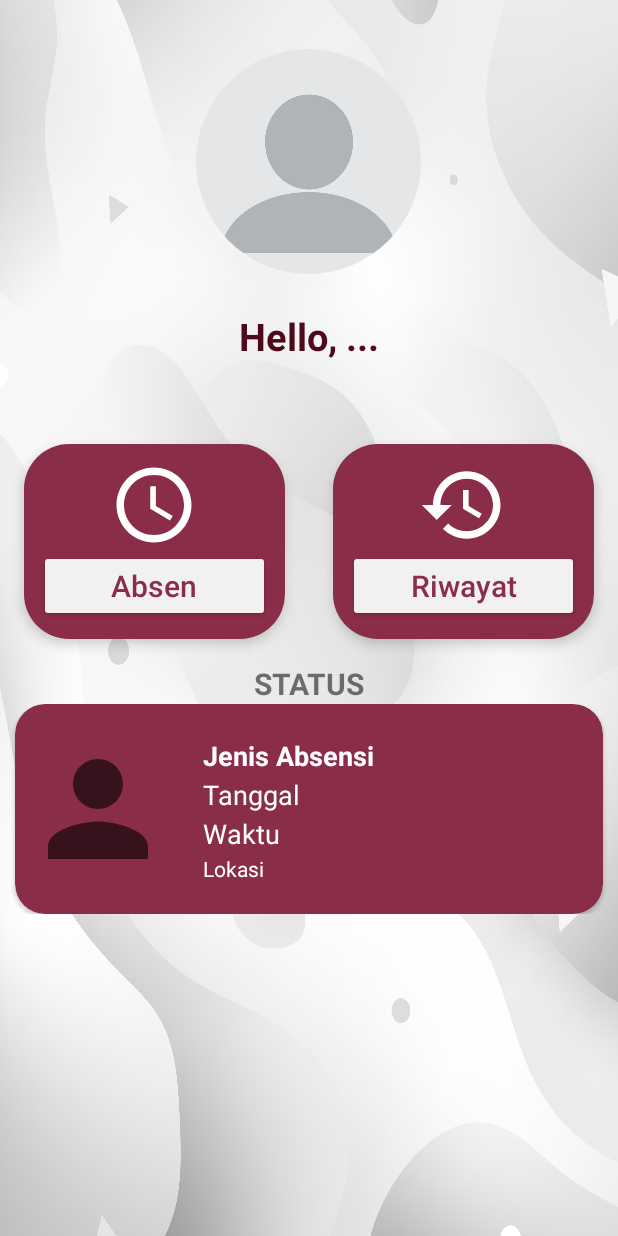
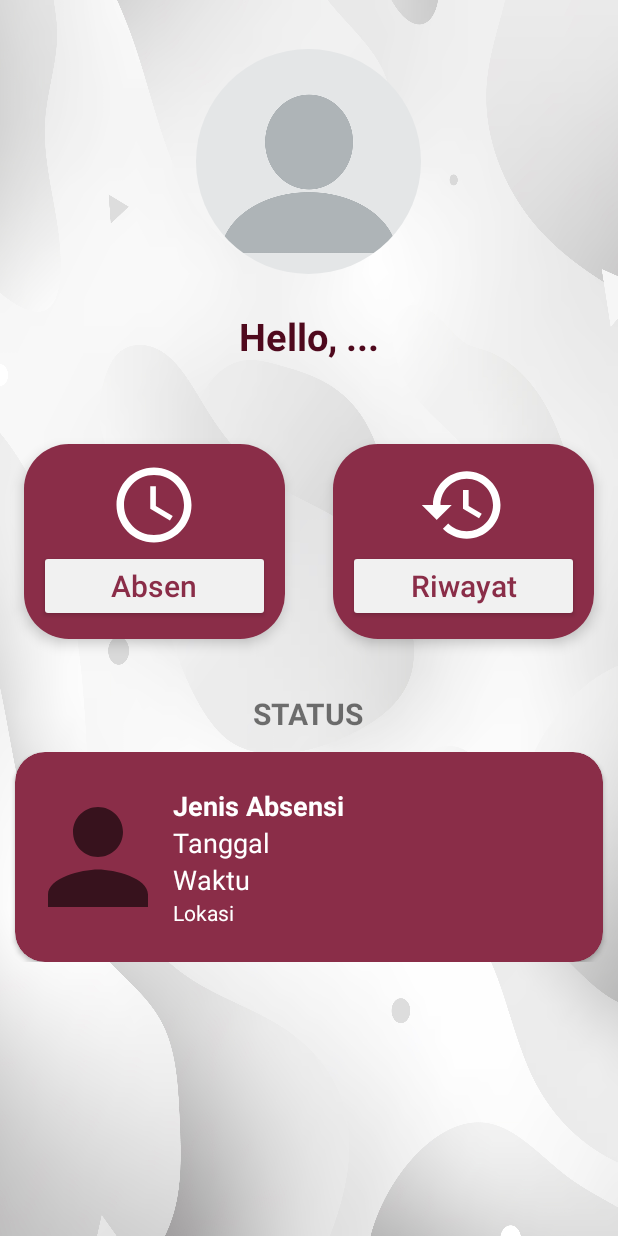
Before and after one commit to YabesMaychel-2007113801/Aplikasi_Absensi_VCA, an Android app: the layout activity_main.xml on its own in the app's theme, with its tools: preview values and no code run, on a phone screen of 412 x 824 dp. Run offline under Robolectric (Android 15) with nearby library versions, the phone set to English and light mode, and no system bars; network calls fail.

Commit message:
fix: onFailure

```diff
--- a/app/src/main/java/com/tugas/platform/aplikasiabsensi/CameraActivity.kt
+++ b/app/src/main/java/com/tugas/platform/aplikasiabsensi/CameraActivity.kt
@@ -11,6 +11,7 @@ import android.os.Build
 import androidx.appcompat.app.AppCompatActivity
 import android.os.Bundle
 import android.provider.MediaStore
+import android.widget.Toast
 import androidx.activity.OnBackPressedCallback
 import androidx.activity.result.contract.ActivityResultContracts
 import androidx.core.app.ActivityCompat
@@ -161,7 +162,8 @@ class CameraActivity : AppCompatActivity() {
                     }
 
                     override fun onFailure(call: Call<AbsenResponse>, t: Throwable) {
-                        TODO("Not yet implemented")
+                        Toast.makeText(this@CameraActivity, "Tidak dapat terhubung ke server!", Toast.LENGTH_LONG).show()
+                        finish()
                     }
 
                 })
--- a/app/src/main/java/com/tugas/platform/aplikasiabsensi/LoginActivity.kt
+++ b/app/src/main/java/com/tugas/platform/aplikasiabsensi/LoginActivity.kt
@@ -72,7 +72,7 @@ class LoginActivity : AppCompatActivity() {
                     }
 
                     override fun onFailure(p0: Call<LoginResponse>, p1: Throwable) {
-                        Toast.makeText(this@LoginActivity, p1.toString(), Toast.LENGTH_LONG).show()
+                        Toast.makeText(this@LoginActivity, "Tidak dapat terhubung ke server!", Toast.LENGTH_LONG).show()
                     }
 
                 })
--- a/app/src/main/java/com/tugas/platform/aplikasiabsensi/MainActivity.kt
+++ b/app/src/main/java/com/tugas/platform/aplikasiabsensi/MainActivity.kt
@@ -68,7 +68,8 @@ class MainActivity : AppCompatActivity() {
                 }
 
                 override fun onFailure(call: Call<String>, t: Throwable) {
-                    TODO("Not yet implemented")
+                    Toast.makeText(this@MainActivity, "Tidak dapat terhubung ke server!", Toast.LENGTH_LONG).show()
+                    finish()
                 }
 
             })
--- a/app/src/main/java/com/tugas/platform/aplikasiabsensi/PasswordActivity.kt
+++ b/app/src/main/java/com/tugas/platform/aplikasiabsensi/PasswordActivity.kt
@@ -3,6 +3,7 @@ package com.tugas.platform.aplikasiabsensi
 import android.content.Intent
 import androidx.appcompat.app.AppCompatActivity
 import android.os.Bundle
+import android.widget.Toast
 import androidx.appcompat.app.AlertDialog
 import com.tugas.platform.aplikasiabsensi.api.ApiClient
 import com.tugas.platform.aplikasiabsensi.databinding.ActivityEditpasswordBinding
@@ -64,7 +65,8 @@ class PasswordActivity : AppCompatActivity() {
                     }
 
                     override fun onFailure(call: Call<MessageResponse>, t: Throwable) {
-                        TODO("Not yet implemented")
+                        Toast.makeText(this@PasswordActivity, "Tidak dapat terhubung ke server!", Toast.LENGTH_LONG).show()
+                        finish()
                     }
 
                 })
--- a/app/src/main/java/com/tugas/platform/aplikasiabsensi/ProfilActivity.kt
+++ b/app/src/main/java/com/tugas/platform/aplikasiabsensi/ProfilActivity.kt
@@ -57,7 +57,7 @@ class ProfilActivity : AppCompatActivity() {
                 }
 
                 override fun onFailure(call: Call<String>, t: Throwable) {
-                    TODO("Not yet implemented")
+                    Toast.makeText(this@ProfilActivity, "Tidak dapat terhubung ke server!", Toast.LENGTH_LONG).show()
                 }
 
             })
--- a/app/src/main/java/com/tugas/platform/aplikasiabsensi/RiwayatAbsensiActivity.kt
+++ b/app/src/main/java/com/tugas/platform/aplikasiabsensi/RiwayatAbsensiActivity.kt
@@ -3,6 +3,7 @@ package com.tugas.platform.aplikasiabsensi
 import android.content.Intent
 import androidx.appcompat.app.AppCompatActivity
 import android.os.Bundle
+import android.widget.Toast
 import androidx.activity.OnBackPressedCallback
 import com.tugas.platform.aplikasiabsensi.adapters.AbsensAdapter
 import com.tugas.platform.aplikasiabsensi.api.ApiClient
@@ -32,7 +33,8 @@ class RiwayatAbsensiActivity : AppCompatActivity() {
                 }
 
                 override fun onFailure(call: Call<List<Absen>>, t: Throwable) {
-                    TODO("Not yet implemented")
+                    Toast.makeText(this@RiwayatAbsensiActivity, "Tidak dapat terhubung ke server!", Toast.LENGTH_LONG).show()
+                    finish()
                 }
             })
 
--- a/app/src/main/java/com/tugas/platform/aplikasiabsensi/SplashActivity.kt
+++ b/app/src/main/java/com/tugas/platform/aplikasiabsensi/SplashActivity.kt
@@ -26,6 +26,6 @@ class SplashActivity : AppCompatActivity() {
         Handler(Looper.getMainLooper()).postDelayed({
             startActivity(intent)
             finish()
-        }, 3000)
+        }, 2000)
     }
 }
--- a/app/src/main/res/layout/activity_main.xml
+++ b/app/src/main/res/layout/activity_main.xml
@@ -106,9 +106,12 @@
 
     <TextView
         android:id="@+id/tv_main"
-        android:layout_width="match_parent"
+        android:layout_width="wrap_content"
         android:layout_height="wrap_content"
         android:layout_below="@id/tengahmain"
+        android:layout_centerHorizontal="true"
+        android:layout_marginTop="20dp"
+        android:layout_marginBottom="12dp"
         android:text="status"
         android:textAllCaps="true"
         android:textStyle="bold"
@@ -155,8 +158,6 @@
                         android:text="Jenis Absensi"
                         android:textSize="18dp"
                         android:textStyle="bold"
-                        android:layout_marginStart="20dp"
-                        android:layout_marginTop="1dp"
                         android:textColor="@color/white" />
 
                     <TextView
@@ -165,8 +166,6 @@
                         android:layout_height="wrap_content"
                         android:text="Tanggal"
                         android:textSize="18dp"
-                        android:layout_marginStart="20dp"
-                        android:layout_marginTop="1dp"
                         android:textColor="@color/white"/>
 
                     <TextView
@@ -175,8 +174,6 @@
                         android:layout_height="wrap_content"
                         android:text="Waktu"
                         android:textSize="18dp"
-                        android:layout_marginStart="20dp"
-                        android:layout_marginTop="1dp"
                         android:textColor="@color/white"/>
 
                     <TextView
@@ -185,8 +182,6 @@
                         android:layout_height="wrap_content"
                         android:text="Lokasi"
                         android:textSize="14dp"
-                        android:layout_marginStart="20dp"
-                        android:layout_marginTop="1dp"
                         android:textColor="@color/white"/>
 
                 </LinearLayout>
--- a/app/src/main/res/layout/item_absen.xml
+++ b/app/src/main/res/layout/item_absen.xml
@@ -24,7 +24,7 @@
                 android:id="@+id/ivAbsen"
                 android:layout_width="100dp"
                 android:layout_height="100dp"
-                android:layout_marginEnd="16dp"
+                android:layout_marginEnd="10dp"
                 android:layout_marginVertical="12dp"
                 android:layout_marginStart="12dp"
                 android:contentDescription="Foto Absensi"
@@ -59,7 +59,7 @@
                     android:text="Jam" />
                 <TextView
                     android:id="@+id/tvLokasi"
-                    android:layout_width="match_parent"
+                    android:layout_width="wrap_content"
                     android:layout_height="wrap_content"
                     android:layout_marginTop="3dp"
                     android:textColor="@color/white_100"
```
Also changed, not shown: app/src/main/java/com/tugas/platform/aplikasiabsensi/EditProfilActivity.kt (deleted, +0 -11 lines), app/src/main/java/com/tugas/platform/aplikasiabsensi/ScanQrActivity.kt (+18 -5 lines).
